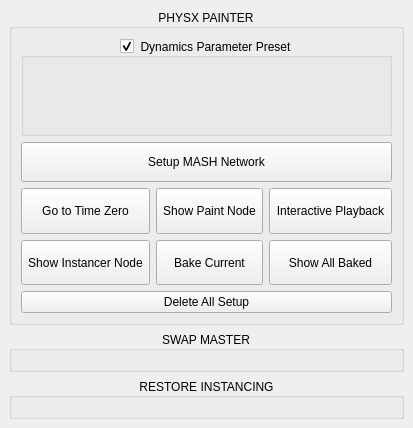
mushogenshin/mk_dcc, file src/gui/app/setDressMaster/ui.ui: the form before one commit.
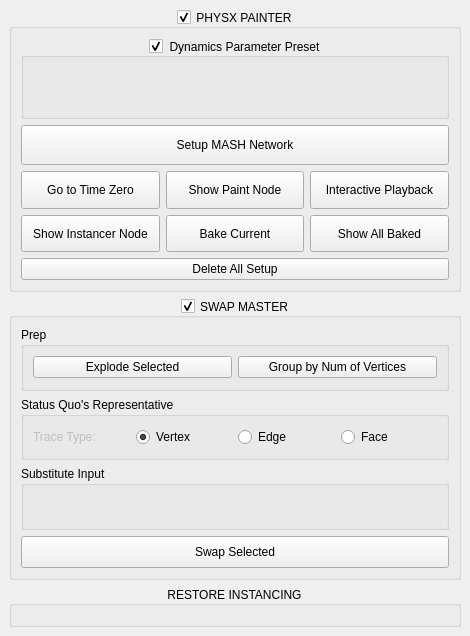
The form after the commit. Icons and pictures are not drawn.

Commit message: WIP Added initial widgets for SwapMaster

Diff of the .ui file:
```diff
--- a/src/gui/app/setDressMaster/ui.ui
+++ b/src/gui/app/setDressMaster/ui.ui
@@ -6,8 +6,8 @@
    <rect>
     <x>0</x>
     <y>0</y>
-    <width>373</width>
-    <height>428</height>
+    <width>470</width>
+    <height>636</height>
    </rect>
   </property>
   <property name="windowTitle">
@@ -20,6 +20,12 @@
    <layout class="QVBoxLayout" name="central_widget_layout">
     <item>
      <widget class="QGroupBox" name="phys_painter_main_group_box">
+      <property name="sizePolicy">
+       <sizepolicy hsizetype="Preferred" vsizetype="Preferred">
+        <horstretch>0</horstretch>
+        <verstretch>0</verstretch>
+       </sizepolicy>
+      </property>
       <property name="font">
        <font>
         <weight>50</weight>
@@ -35,6 +41,9 @@
       <property name="alignment">
        <set>Qt::AlignCenter</set>
       </property>
+      <property name="checkable">
+       <bool>true</bool>
+      </property>
       <layout class="QVBoxLayout" name="phys_painter_group_box_layout">
        <item>
         <layout class="QGridLayout" name="PP_load_selection_grid_layout"/>
@@ -61,6 +70,9 @@
            <height>40</height>
           </size>
          </property>
+         <property name="styleSheet">
+          <string notr="true">font-size: 12px;</string>
+         </property>
          <property name="text">
           <string>Setup MASH Network</string>
          </property>
@@ -277,7 +289,7 @@
        <bool>true</bool>
       </property>
       <property name="sizePolicy">
-       <sizepolicy hsizetype="Preferred" vsizetype="Fixed">
+       <sizepolicy hsizetype="Preferred" vsizetype="Preferred">
         <horstretch>0</horstretch>
         <verstretch>0</verstretch>
        </sizepolicy>
@@ -291,7 +303,128 @@
       <property name="alignment">
        <set>Qt::AlignCenter</set>
       </property>
-      <layout class="QVBoxLayout" name="swap_master_group_box_layout"/>
+      <property name="checkable">
+       <bool>true</bool>
+      </property>
+      <layout class="QVBoxLayout" name="swap_master_group_box_layout">
+       <item>
+        <widget class="QGroupBox" name="groupBox_3">
+         <property name="title">
+          <string>Prep</string>
+         </property>
+         <layout class="QVBoxLayout" name="verticalLayout_3">
+          <item>
+           <layout class="QHBoxLayout" name="horizontalLayout_2">
+            <item>
+             <widget class="QPushButton" name="pushButton_2">
+              <property name="text">
+               <string>Explode Selected</string>
+              </property>
+             </widget>
+            </item>
+            <item>
+             <widget class="QPushButton" name="pushButton_3">
+              <property name="text">
+               <string>Group by Num of Vertices</string>
+              </property>
+             </widget>
+            </item>
+           </layout>
+          </item>
+         </layout>
+        </widget>
+       </item>
+       <item>
+        <widget class="QGroupBox" name="groupBox">
+         <property name="sizePolicy">
+          <sizepolicy hsizetype="Preferred" vsizetype="Preferred">
+           <horstretch>0</horstretch>
+           <verstretch>0</verstretch>
+          </sizepolicy>
+         </property>
+         <property name="title">
+          <string>Status Quo's Representative</string>
+         </property>
+         <layout class="QVBoxLayout" name="verticalLayout">
+          <item>
+           <layout class="QHBoxLayout" name="horizontalLayout">
+            <item>
+             <widget class="QLabel" name="label">
+              <property name="enabled">
+               <bool>false</bool>
+              </property>
+              <property name="text">
+               <string>Trace Type:</string>
+              </property>
+             </widget>
+            </item>
+            <item>
+             <widget class="QRadioButton" name="radioButton">
+              <property name="text">
+               <string>Vertex</string>
+              </property>
+              <property name="checked">
+               <bool>true</bool>
+              </property>
+             </widget>
+            </item>
+            <item>
+             <widget class="QRadioButton" name="radioButton_2">
+              <property name="text">
+               <string>Edge</string>
+              </property>
+             </widget>
+            </item>
+            <item>
+             <widget class="QRadioButton" name="radioButton_3">
+              <property name="text">
+               <string>Face</string>
+              </property>
+             </widget>
+            </item>
+           </layout>
+          </item>
+          <item>
+           <layout class="QGridLayout" name="SM_load_trace_components_grid_layout"/>
+          </item>
+         </layout>
+        </widget>
+       </item>
+       <item>
+        <widget class="QGroupBox" name="groupBox_2">
+         <property name="title">
+          <string>Substitute Input</string>
+         </property>
+         <layout class="QVBoxLayout" name="verticalLayout_2">
+          <item>
+           <layout class="QGridLayout" name="SM_load_substitute_grid_layout"/>
+          </item>
+         </layout>
+        </widget>
+       </item>
+       <item>
+        <widget class="QPushButton" name="pushButton">
+         <property name="minimumSize">
+          <size>
+           <width>0</width>
+           <height>32</height>
+          </size>
+         </property>
+         <property name="styleSheet">
+          <string notr="true">font-size: 12px;</string>
+         </property>
+         <property name="text">
+          <string>Swap Selected</string>
+         </property>
+         <property name="iconSize">
+          <size>
+           <width>32</width>
+           <height>32</height>
+          </size>
+         </property>
+        </widget>
+       </item>
+      </layout>
      </widget>
     </item>
     <item>
```
Left out of the diff: 4 changed lines with no effect on the pictures. The commit also changes 8 other files.
